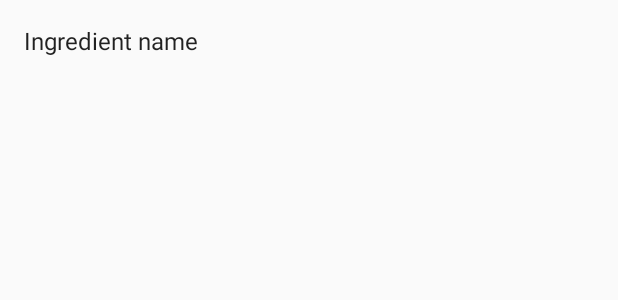
After one commit to LyzhinIvan/CookBook, an Android app: the layout ing_autocomplete_layout.xml on its own in the app's theme, with its tools: preview values and no code run, on a phone screen of 412 x 824 dp. The commit adds this screen. Shown: the top 300 px of the screen. Run offline under Robolectric (Android 15) with nearby library versions, the phone set to English and light mode, and no system bars.

Commit message:
Подготовил лэйауты для автодополнения

```diff
--- /dev/null
+++ b/app/src/main/res/layout/ing_autocomplete_layout.xml
@@ -0,0 +1,17 @@
+<?xml version="1.0" encoding="utf-8"?>
+<LinearLayout
+    xmlns:android="http://schemas.android.com/apk/res/android"
+    android:minHeight="?android:attr/listPreferredItemHeight"
+    android:paddingStart="?android:attr/listPreferredItemPaddingStart"
+    android:paddingEnd="?android:attr/listPreferredItemPaddingEnd"
+    android:orientation="vertical"
+    android:layout_width="match_parent"
+    android:layout_height="match_parent">
+
+    <TextView android:id="@+id/text1"
+        android:layout_width="match_parent"
+        android:layout_height="wrap_content"
+        android:layout_marginTop="16dp"
+        android:textAppearance="?android:attr/textAppearanceLargePopupMenu"
+        android:text="Ingredient name"/>
+</LinearLayout>
```
Also changed, not shown: app/src/main/res/layout/search_ingredient_layout.xml (+9 -24 lines).
